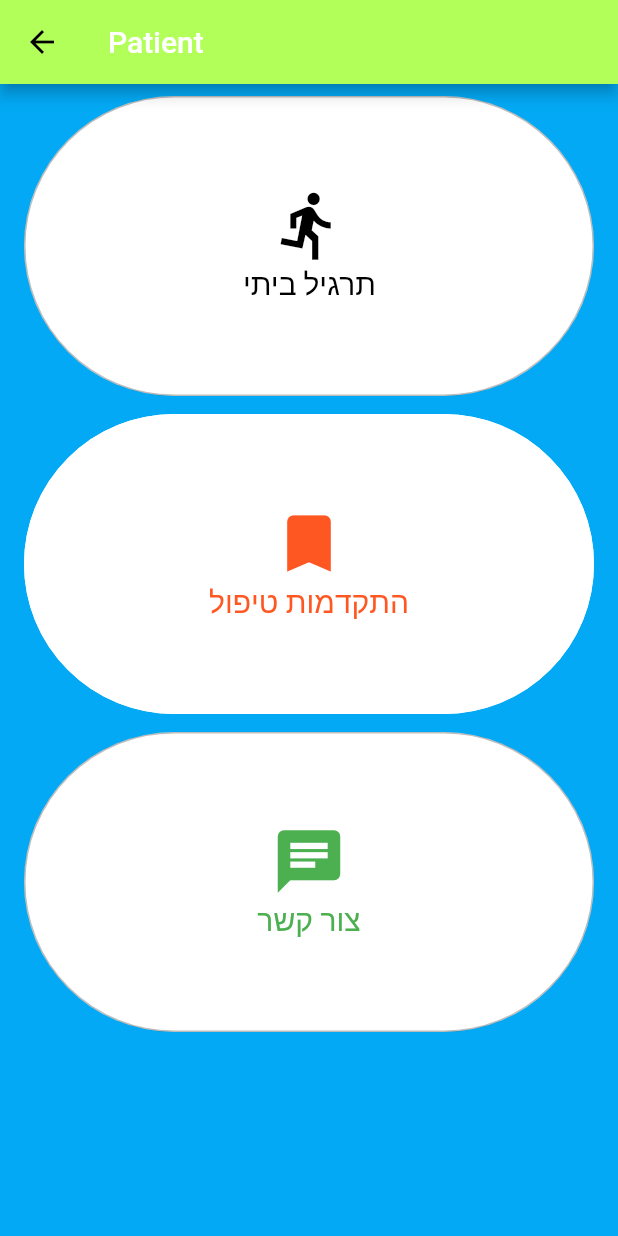
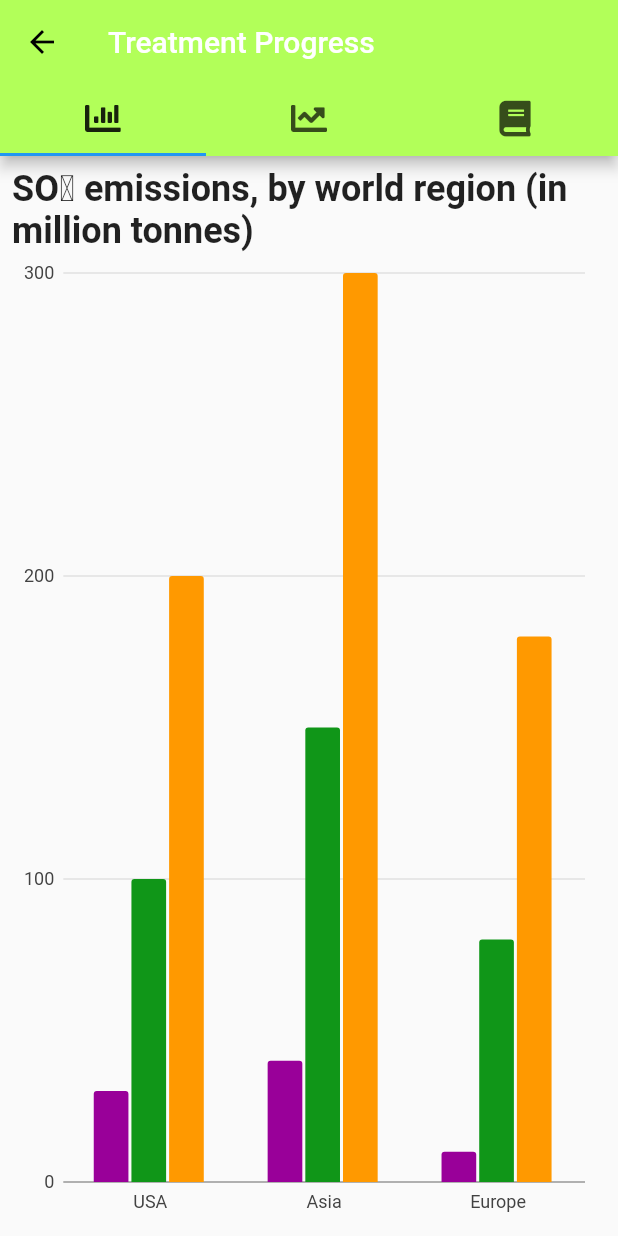
Before and after one commit to nivnaory/homephiys, a Flutter app: the PatientHomePage screen opened directly with empty values, after a tap on "התקדמות טיפול", on a phone screen of 412 x 824 dp. Run offline on Flutter 3.47's test engine with Material 2 defaults, Android fonts, the phone set to English and light mode, and no system bars; our stand-ins replace charts_flutter, font_awesome_flutter, toast, youtube_player_flutter; missing offline and left inert: flutter_collapse, grouped_buttons, snapshot.

Commit message:
first commit in this branch

```diff
--- a/lib/Pages/PatientHomePage.dart
+++ b/lib/Pages/PatientHomePage.dart
@@ -4,6 +4,7 @@ import 'package:flutter/material.dart';
 import 'package:flutter_staggered_grid_view/flutter_staggered_grid_view.dart';
 import 'package:homephiys/Entity/Paitent.dart';
 import 'package:homephiys/Pages/ChatPage.dart';
+import 'package:homephiys/Pages/TreatmentProgressPage.dart';
 
 import 'TreatmentAndProtocolPage.dart';
 
@@ -63,7 +64,10 @@ class _PatientHomePageState extends State<PatientHomePage> {
                 side: BorderSide(color: Colors.white),
                 borderRadius: BorderRadius.circular(100)),
             onPressed: () => {
-
+              Navigator.push(
+                  context,
+                  MaterialPageRoute(
+                      builder: (context) => TreatmentProgressPage()))
             },
             color: Colors.white,
             padding: EdgeInsets.all(10.0),
--- /dev/null
+++ b/lib/Pages/TreatmentProgressPage.dart
@@ -0,0 +1,306 @@
+import 'package:flutter/material.dart';
+import 'package:charts_flutter/flutter.dart' as charts;
+import 'package:font_awesome_flutter/font_awesome_flutter.dart';
+import 'package:homephiys/Entity/Paitent.dart';
+
+class TreatmentProgressPage extends StatefulWidget {
+  final Widget child;
+
+
+
+  TreatmentProgressPage({Key key, this.child}) : super(key: key);
+
+  _TreatmentProgressPage createState() => _TreatmentProgressPage();
+}
+
+class _TreatmentProgressPage extends State<TreatmentProgressPage> {
+  List<charts.Series<Pollution, String>> _seriesData;
+  List<charts.Series<Task, String>> _seriesPieData;
+  List<charts.Series<Sales, int>> _seriesLineData;
+
+  _generateData() {
+    var data1 = [
+      new Pollution(1980, 'USA', 30),
+      new Pollution(1980, 'Asia', 40),
+      new Pollution(1980, 'Europe', 10),
+    ];
+    var data2 = [
+      new Pollution(1985, 'USA', 100),
+      new Pollution(1980, 'Asia', 150),
+      new Pollution(1985, 'Europe', 80),
+    ];
+    var data3 = [
+      new Pollution(1985, 'USA', 200),
+      new Pollution(1980, 'Asia', 300),
+      new Pollution(1985, 'Europe', 180),
+    ];
+
+    var piedata = [
+      new Task('Work', 35.8, Color(0xff3366cc)),
+      new Task('Eat', 8.3, Color(0xff990099)),
+      new Task('Commute', 10.8, Color(0xff109618)),
+      new Task('TV', 15.6, Color(0xfffdbe19)),
+      new Task('Sleep', 19.2, Color(0xffff9900)),
+      new Task('Other', 10.3, Color(0xffdc3912)),
+    ];
+
+    var linesalesdata = [
+      new Sales(0, 45),
+      new Sales(1, 56),
+      new Sales(2, 55),
+      new Sales(3, 60),
+      new Sales(4, 61),
+      new Sales(5, 70),
+    ];
+    var linesalesdata1 = [
+      new Sales(0, 35),
+      new Sales(1, 46),
+      new Sales(2, 45),
+      new Sales(3, 50),
+      new Sales(4, 51),
+      new Sales(5, 60),
+    ];
+
+    var linesalesdata2 = [
+      new Sales(0, 20),
+      new Sales(1, 24),
+      new Sales(2, 25),
+      new Sales(3, 40),
+      new Sales(4, 45),
+      new Sales(5, 60),
+    ];
+
+    _seriesData.add(
+      charts.Series(
+        domainFn: (Pollution pollution, _) => pollution.place,
+        measureFn: (Pollution pollution, _) => pollution.quantity,
+        id: '2017',
+        data: data1,
+        fillPatternFn: (_, __) => charts.FillPatternType.solid,
+        fillColorFn: (Pollution pollution, _) =>
+            charts.ColorUtil.fromDartColor(Color(0xff990099)),
+      ),
+    );
+
+    _seriesData.add(
+      charts.Series(
+        domainFn: (Pollution pollution, _) => pollution.place,
+        measureFn: (Pollution pollution, _) => pollution.quantity,
+        id: '2018',
+        data: data2,
+        fillPatternFn: (_, __) => charts.FillPatternType.solid,
+        fillColorFn: (Pollution pollution, _) =>
+            charts.ColorUtil.fromDartColor(Color(0xff109618)),
+      ),
+    );
+
+    _seriesData.add(
+      charts.Series(
+        domainFn: (Pollution pollution, _) => pollution.place,
+        measureFn: (Pollution pollution, _) => pollution.quantity,
+        id: '2019',
+        data: data3,
+        fillPatternFn: (_, __) => charts.FillPatternType.solid,
+        fillColorFn: (Pollution pollution, _) =>
+            charts.ColorUtil.fromDartColor(Color(0xffff9900)),
+      ),
+    );
+
+    _seriesPieData.add(
+      charts.Series(
+        domainFn: (Task task, _) => task.task,
+        measureFn: (Task task, _) => task.taskvalue,
+        colorFn: (Task task, _) =>
+            charts.ColorUtil.fromDartColor(task.colorval),
+        id: 'Air Pollution',
+        data: piedata,
+        labelAccessorFn: (Task row, _) => '${row.taskvalue}',
+      ),
+    );
+
+    _seriesLineData.add(
+      charts.Series(
+        colorFn: (__, _) => charts.ColorUtil.fromDartColor(Color(0xff990099)),
+        id: 'Air Pollution',
+        data: linesalesdata,
+        domainFn: (Sales sales, _) => sales.yearval,
+        measureFn: (Sales sales, _) => sales.salesval,
+      ),
+    );
+    _seriesLineData.add(
+      charts.Series(
+        colorFn: (__, _) => charts.ColorUtil.fromDartColor(Color(0xff109618)),
+        id: 'Air Pollution',
+        data: linesalesdata1,
+        domainFn: (Sales sales, _) => sales.yearval,
+        measureFn: (Sales sales, _) => sales.salesval,
+      ),
+    );
+    _seriesLineData.add(
+      charts.Series(
+        colorFn: (__, _) => charts.ColorUtil.fromDartColor(Color(0xffff9900)),
+        id: 'Air Pollution',
+        data: linesalesdata2,
+        domainFn: (Sales sales, _) => sales.yearval,
+        measureFn: (Sales sales, _) => sales.salesval,
+      ),
+    );
+  }
+
+  @override
+  void initState() {
+    // TODO: implement initState
+    super.initState();
+    _seriesData = List<charts.Series<Pollution, String>>();
+    _seriesPieData = List<charts.Series<Task, String>>();
+    _seriesLineData = List<charts.Series<Sales, int>>();
+    _generateData();
+  }
+
+  @override
+  Widget build(BuildContext context) {
+    return DefaultTabController(
+        length: 3,
+        child: Scaffold(
+          appBar: AppBar(
+            title: Text(
+              'Treatment Progress',
+              style: TextStyle(color: Colors.white),
+            ),
+            bottom: TabBar(
+              //indicatorColor: Color(0xff9962D0),
+              tabs:<Widget> [
+                Tab(
+                  icon: Icon(FontAwesomeIcons.solidChartBar),
+                ),
+                Tab(icon: Icon(FontAwesomeIcons.chartLine)),
+                Tab(icon: Icon(FontAwesomeIcons.book)),
+              ],
+            ),
+
+          ),
+          body: TabBarView(
+            children: [
+              Padding(
+                padding: EdgeInsets.all(8.0),
+                child: Container(
+                  child: Center(
+                    child: Column(
+                      children: <Widget>[
+                        Text(
+                          'SO₂ emissions, by world region (in million tonnes)',style: TextStyle(fontSize: 24.0,fontWeight: FontWeight.bold),),
+                        Expanded(
+                          child: charts.BarChart(
+                            _seriesData,
+                            animate: true,
+                            barGroupingType: charts.BarGroupingType.grouped,
+                            //behaviors: [new charts.SeriesLegend()],
+                            animationDuration: Duration(seconds: 5),
+                          ),
+                        ),
+                      ],
+                    ),
+                  ),
+                ),
+              ),
+              Padding(
+                padding: EdgeInsets.all(8.0),
+                child: Container(
+                  child: Center(
+                    child: Column(
+                      children: <Widget>[
+                        Text(
+                          'Sales for the first 5 years',style: TextStyle(fontSize: 24.0,fontWeight: FontWeight.bold),),
+                        Expanded(
+                          child: charts.LineChart(
+                              _seriesLineData,
+                              defaultRenderer: new charts.LineRendererConfig(
+                                  includeArea: true, stacked: true),
+                              animate: true,
+                              animationDuration: Duration(seconds: 5),
+                              behaviors: [
+                                new charts.ChartTitle('Years',
+                                    behaviorPosition: charts.BehaviorPosition.bottom,
+                                    titleOutsideJustification:charts.OutsideJustification.middleDrawArea),
+                                new charts.ChartTitle('Sales',
+                                    behaviorPosition: charts.BehaviorPosition.start,
+                                    titleOutsideJustification: charts.OutsideJustification.middleDrawArea),
+                                new charts.ChartTitle('Departments',
+                                  behaviorPosition: charts.BehaviorPosition.end,
+                                  titleOutsideJustification:charts.OutsideJustification.middleDrawArea,
+                                )
+                              ]
+                          ),
+                        ),
+                      ],
+                    ),
+                  ),
+                ),
+              ),
+              Padding(
+                padding: EdgeInsets.all(8.0),
+                child: Container(
+                  child: Center(
+                    child: Column(
+                      children: <Widget>[
+                        Text(
+                          'Time spent on daily tasks',style: TextStyle(fontSize: 24.0,fontWeight: FontWeight.bold),),
+                        SizedBox(height: 10.0,),
+                        Expanded(
+                          child: charts.PieChart(
+                              _seriesPieData,
+                              animate: true,
+                              animationDuration: Duration(seconds: 5),
+                              behaviors: [
+                                new charts.DatumLegend(
+                                  outsideJustification: charts.OutsideJustification.endDrawArea,
+                                  horizontalFirst: false,
+                                  desiredMaxRows: 2,
+                                  cellPadding: new EdgeInsets.only(right: 4.0, bottom: 4.0),
+                                  entryTextStyle: charts.TextStyleSpec(
+                                      color: charts.MaterialPalette.purple.shadeDefault,
+                                      fontFamily: 'Georgia',
+                                      fontSize: 11),
+                                )
+                              ],
+                              defaultRenderer: new charts.ArcRendererConfig(
+                                  arcWidth: 100,
+                                  arcRendererDecorators: [
+                                    new charts.ArcLabelDecorator(
+                                        labelPosition: charts.ArcLabelPosition.inside)
+                                  ])),
+                        ),
+                      ],
+                    ),
+                  ),
+                ),
+              ),
+            ],
+          ),
+        )
+    );
+  }
+}
+
+class Pollution {
+  String place;
+  int year;
+  int quantity;
+
+  Pollution(this.year, this.place, this.quantity);
+}
+
+class Task {
+  String task;
+  double taskvalue;
+  Color colorval;
+
+  Task(this.task, this.taskvalue, this.colorval);
+}
+
+class Sales {
+  int yearval;
+  int salesval;
+
+  Sales(this.yearval, this.salesval);
+}
--- a/pubspec.yaml
+++ b/pubspec.yaml
@@ -30,7 +30,8 @@ dependencies:
   sliding_up_panel: ^1.0.2
   flutter_collapse: ^0.1.1
   grouped_buttons: ^1.0.4
-
+  charts_flutter: ^0.10.0
+  font_awesome_flutter: ^8.2.0
 
 
   # The following adds the Cupertino Icons font to your application.
```
Also changed, not shown: pubspec.lock.
